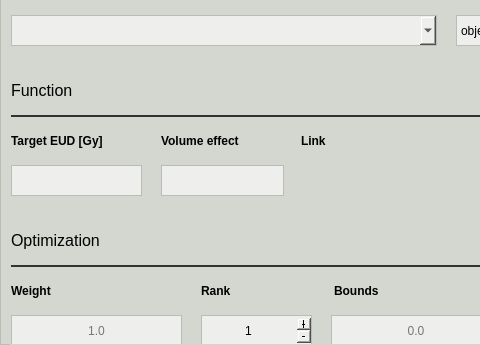
pyanno4rt/pyanno4rt, file pyanno4rt/gui/designs/components/equivalent_uniform_dose_window.ui: the form before one commit; both pictures show x 0 to 480 and y 86 to 431 of the 720 by 431 pixel window.
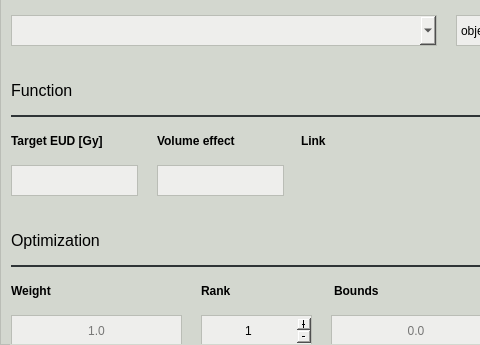
The form after the commit.

What changed in the file:
```diff
--- a/pyanno4rt/gui/designs/components/equivalent_uniform_dose_window.ui
+++ b/pyanno4rt/gui/designs/components/equivalent_uniform_dose_window.ui
@@ -437,7 +437,7 @@
        <rect>
         <x>0</x>
         <y>250</y>
-        <width>131</width>
+        <width>127</width>
         <height>31</height>
        </rect>
       </property>
@@ -694,9 +694,9 @@
      <widget class="QLineEdit" name="vol_eff_ledit">
       <property name="geometry">
        <rect>
-        <x>150</x>
+        <x>146</x>
         <y>250</y>
-        <width>123</width>
+        <width>127</width>
         <height>31</height>
        </rect>
       </property>
@@ -713,9 +713,9 @@
      <widget class="QLabel" name="vol_eff_label">
       <property name="geometry">
        <rect>
-        <x>150</x>
+        <x>146</x>
         <y>210</y>
-        <width>123</width>
+        <width>127</width>
         <height>31</height>
        </rect>
       </property>
```
